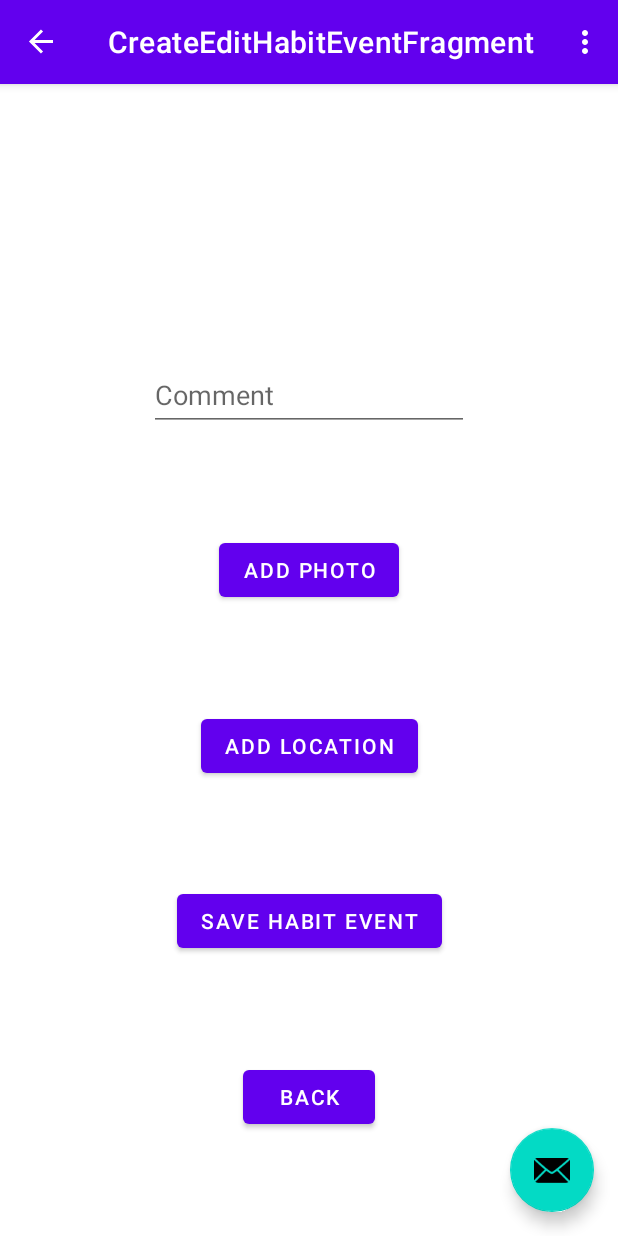
After one commit to CMPUT301F21T44/HelloHabits, an Android app: the CreateEditHabitEventFragment screen opened through its navigation route, on a phone screen of 412 x 824 dp. The commit adds this screen. Run offline under Robolectric (Android 15) with nearby library versions, the phone set to English and light mode, and no system bars; our stand-ins replace Room's generated code, navigation-ui.

Commit message:
Create view and view models for Habit Events

```diff
--- a/app/src/main/java/com/github/cmput301f21t44/hellohabits/db/EmbeddedLocation.java
+++ b/app/src/main/java/com/github/cmput301f21t44/hellohabits/db/EmbeddedLocation.java
@@ -37,6 +37,7 @@
     }
 
     public static EmbeddedLocation from(Location l) {
+        if (l == null) return null;
         return new EmbeddedLocation(l.getLongitude(), l.getLatitude(), l.getAccuracy());
     }
 }
--- /dev/null
+++ b/app/src/main/java/com/github/cmput301f21t44/hellohabits/db/HabitEventEntityRepository.java
@@ -0,0 +1,36 @@
+package com.github.cmput301f21t44.hellohabits.db;
+
+import android.app.Application;
+
+import com.github.cmput301f21t44.hellohabits.model.HabitEventRepository;
+import com.github.cmput301f21t44.hellohabits.model.Location;
+
+import java.time.Instant;
+
+public class HabitEventEntityRepository implements HabitEventRepository<HabitEventEntity> {
+    private final HabitEventDao mHabitEventDao;
+
+    public HabitEventEntityRepository(Application application) {
+        AppDatabase db = AppDatabase.getDatabase(application);
+        mHabitEventDao = db.habitEventDao();
+    }
+
+    @Override
+    public void insert(String habitId, String comment) {
+        HabitEventEntity habitEvent = new HabitEventEntity(habitId, Instant.now(), comment, null,
+                null);
+        AppDatabase.databaseWriteExecutor.execute(() -> mHabitEventDao.insert(habitEvent));
+    }
+
+    @Override
+    public void delete(HabitEventEntity habitEvent) {
+        AppDatabase.databaseWriteExecutor.execute(() -> mHabitEventDao.delete(habitEvent));
+    }
+
+    @Override
+    public HabitEventEntity update(String id, Instant date, String comment, String photoPath, Location location) {
+        HabitEventEntity updatedEvent = new HabitEventEntity(id, date, comment, photoPath, location);
+        AppDatabase.databaseWriteExecutor.execute(() -> mHabitEventDao.update(updatedEvent));
+        return updatedEvent;
+    }
+}
--- /dev/null
+++ b/app/src/main/java/com/github/cmput301f21t44/hellohabits/model/HabitEventRepository.java
@@ -0,0 +1,11 @@
+package com.github.cmput301f21t44.hellohabits.model;
+
+import java.time.Instant;
+
+public interface HabitEventRepository<T extends HabitEvent> {
+    void insert(String habitId, String comment);
+
+    void delete(T habitEvent);
+
+    T update(String id, Instant date, String comment, String photoPath, Location location);
+}
--- /dev/null
+++ b/app/src/main/java/com/github/cmput301f21t44/hellohabits/view/CreateEditHabitEventFragment.java
@@ -0,0 +1,88 @@
+package com.github.cmput301f21t44.hellohabits.view;
+
+import android.os.Bundle;
+import android.view.LayoutInflater;
+import android.view.View;
+import android.view.ViewGroup;
+
+import androidx.annotation.NonNull;
+import androidx.fragment.app.Fragment;
+import androidx.lifecycle.ViewModelProvider;
+import androidx.navigation.NavController;
+import androidx.navigation.fragment.NavHostFragment;
+
+import com.github.cmput301f21t44.hellohabits.R;
+import com.github.cmput301f21t44.hellohabits.databinding.FragmentCreateEditHabitEventBinding;
+import com.github.cmput301f21t44.hellohabits.model.HabitEvent;
+import com.github.cmput301f21t44.hellohabits.viewmodel.HabitEventViewModel;
+import com.github.cmput301f21t44.hellohabits.viewmodel.HabitViewModel;
+
+import java.util.Objects;
+
+public class CreateEditHabitEventFragment extends Fragment {
+    private FragmentCreateEditHabitEventBinding binding;
+    private HabitViewModel mHabitViewModel;
+    private HabitEventViewModel mHabitEventViewModel;
+    private HabitEvent mHabitEvent;
+    private boolean isEdit;
+    private NavController mNavController;
+
+    @Override
+    public View onCreateView(@NonNull LayoutInflater inflater,
+                             ViewGroup container,
+                             Bundle savedInstanceState) {
+        binding = FragmentCreateEditHabitEventBinding.inflate(inflater, container, false);
+        return binding.getRoot();
+
+    }
+
+    public void onViewCreated(@NonNull View view, Bundle savedInstanceState) {
+        super.onViewCreated(view, savedInstanceState);
+        mHabitViewModel = new ViewModelProvider(requireActivity()).get(HabitViewModel.class);
+        mHabitEventViewModel = new ViewModelProvider(requireActivity())
+                .get(HabitEventViewModel.class);
+        mNavController = NavHostFragment.findNavController(this);
+
+        binding.buttonAddHabitEvent.setOnClickListener(v -> {
+            if (isEdit) {
+                HabitEvent updatedHabitEvent = mHabitEventViewModel.update(mHabitEvent.getId(),
+                        mHabitEvent.getDate(), binding.editTextComment.getText().toString(), null,
+                        null);
+                mHabitEventViewModel.select(updatedHabitEvent);
+            } else {
+                mHabitEventViewModel.insert(
+                        Objects.requireNonNull(mHabitViewModel.getSelected().getValue()).getId(),
+                        binding.editTextComment.getText().toString());
+            }
+            mNavController.navigate(R.id.action_createEditHabitEventFragment_to_viewHabitFragment);
+        });
+
+        binding.buttonBack.setOnClickListener(v ->
+                mNavController
+                        .navigate(R.id.action_createEditHabitEventFragment_to_viewHabitFragment));
+    }
+
+    @Override
+    public void onStart() {
+        super.onStart();
+        mHabitEventViewModel.getSelected().observe(getViewLifecycleOwner(), habitEvent -> {
+            if (habitEvent == null) {
+                isEdit = false;
+            } else {
+                isEdit = true;
+                // update UI
+                mHabitEvent = habitEvent;
+                binding.editTextComment.setText(habitEvent.getComment());
+            }
+        });
+    }
+
+
+    @Override
+    public void onDestroyView() {
+        super.onDestroyView();
+        binding = null;
+    }
+
+
+}
--- /dev/null
+++ b/app/src/main/java/com/github/cmput301f21t44/hellohabits/viewmodel/HabitEventViewModel.java
@@ -0,0 +1,45 @@
+package com.github.cmput301f21t44.hellohabits.viewmodel;
+
+import android.app.Application;
+
+import androidx.lifecycle.AndroidViewModel;
+import androidx.lifecycle.LiveData;
+import androidx.lifecycle.MutableLiveData;
+
+import com.github.cmput301f21t44.hellohabits.db.HabitEventEntity;
+import com.github.cmput301f21t44.hellohabits.db.HabitEventEntityRepository;
+import com.github.cmput301f21t44.hellohabits.model.Habit;
+import com.github.cmput301f21t44.hellohabits.model.HabitEvent;
+import com.github.cmput301f21t44.hellohabits.model.Location;
+
+import java.time.Instant;
+
+public class HabitEventViewModel extends AndroidViewModel {
+    private final HabitEventEntityRepository mRepository;
+    private final MutableLiveData<HabitEvent> selected = new MutableLiveData<>();
+
+    public HabitEventViewModel(Application application) {
+        super(application);
+        mRepository = new HabitEventEntityRepository(application);
+    }
+
+    public void insert(String habitId, String comment) {
+        mRepository.insert(habitId, comment);
+    }
+
+    public HabitEvent update(String id, Instant date, String comment, String photoPath, Location location) {
+        return mRepository.update(id, date, comment, photoPath, location);
+    }
+
+    public void delete(HabitEvent habitEvent) {
+        mRepository.delete(HabitEventEntity.from(habitEvent));
+    }
+
+    public void select(HabitEvent habit) {
+        selected.setValue(habit);
+    }
+
+    public LiveData<HabitEvent> getSelected() {
+        return selected;
+    }
+}
--- /dev/null
+++ b/app/src/main/res/layout/fragment_create_edit_habit_event.xml
@@ -0,0 +1,80 @@
+<?xml version="1.0" encoding="utf-8"?>
+<androidx.constraintlayout.widget.ConstraintLayout xmlns:android="http://schemas.android.com/apk/res/android"
+    xmlns:app="http://schemas.android.com/apk/res-auto"
+    xmlns:tools="http://schemas.android.com/tools"
+    android:layout_width="match_parent"
+    android:layout_height="match_parent"
+    tools:context=".view.CreateEditHabitFragment"
+    tools:layout_editor_absoluteX="-4dp"
+    tools:layout_editor_absoluteY="-16dp">
+
+    <Button
+        android:id="@+id/button_add_photo"
+        android:layout_width="wrap_content"
+        android:layout_height="wrap_content"
+        android:text="@string/add_photo"
+        app:layout_constraintBottom_toTopOf="@+id/button_add_location"
+        app:layout_constraintEnd_toEndOf="parent"
+        app:layout_constraintHorizontal_bias="0.5"
+        app:layout_constraintStart_toStartOf="parent"
+        app:layout_constraintTop_toBottomOf="@+id/edit_text_comment" />
+
+    <Button
+        android:id="@+id/button_back"
+        android:layout_width="wrap_content"
+        android:layout_height="wrap_content"
+        android:text="@string/back"
+        app:layout_constraintBottom_toBottomOf="parent"
+        app:layout_constraintEnd_toEndOf="parent"
+        app:layout_constraintHorizontal_bias="0.5"
+        app:layout_constraintStart_toStartOf="parent"
+        app:layout_constraintTop_toBottomOf="@+id/button_add_habit_event" />
+
+    <Button
+        android:id="@+id/button_add_habit_event"
+        android:layout_width="wrap_content"
+        android:layout_height="wrap_content"
+        android:text="@string/add_habit_event"
+        app:layout_constraintBottom_toTopOf="@+id/button_back"
+        app:layout_constraintEnd_toEndOf="parent"
+        app:layout_constraintHorizontal_bias="0.5"
+        app:layout_constraintStart_toStartOf="parent"
+        app:layout_constraintTop_toBottomOf="@+id/button_add_location" />
+
+    <EditText
+        android:id="@+id/edit_text_comment"
+        android:layout_width="wrap_content"
+        android:layout_height="wrap_content"
+        android:ems="10"
+        android:hint="@string/comment"
+        android:minHeight="48dp"
+        app:layout_constraintBottom_toTopOf="@+id/button_add_photo"
+        app:layout_constraintEnd_toEndOf="parent"
+        app:layout_constraintHorizontal_bias="0.5"
+        app:layout_constraintStart_toStartOf="parent"
+        app:layout_constraintTop_toBottomOf="@+id/habit_title" />
+
+    <TextView
+        android:id="@+id/habit_title"
+        android:layout_width="wrap_content"
+        android:layout_height="wrap_content"
+        android:textAppearance="@style/TextAppearance.AppCompat.Display1"
+        app:layout_constraintBottom_toTopOf="@+id/edit_text_comment"
+        app:layout_constraintEnd_toEndOf="parent"
+        app:layout_constraintHorizontal_bias="0.5"
+        app:layout_constraintStart_toStartOf="parent"
+        app:layout_constraintTop_toTopOf="parent"
+        tools:text="Habit Title" />
+
+    <Button
+        android:id="@+id/button_add_location"
+        android:layout_width="wrap_content"
+        android:layout_height="wrap_content"
+        android:text="@string/add_location"
+        app:layout_constraintBottom_toTopOf="@+id/button_add_habit_event"
+        app:layout_constraintEnd_toEndOf="parent"
+        app:layout_constraintHorizontal_bias="0.5"
+        app:layout_constraintStart_toStartOf="parent"
+        app:layout_constraintTop_toBottomOf="@+id/button_add_photo" />
+
+</androidx.constraintlayout.widget.ConstraintLayout>
--- a/app/src/main/res/navigation/nav_graph.xml
+++ b/app/src/main/res/navigation/nav_graph.xml
@@ -42,5 +42,16 @@
         <action
             android:id="@+id/action_viewHabitFragment_to_createEditHabitFragment"
             app:destination="@id/CreateEditHabitFragment" />
+        <action
+            android:id="@+id/action_viewHabitFragment_to_createEditHabitEventFragment"
+            app:destination="@id/createEditHabitEventFragment" />
+    </fragment>
+    <fragment
+        android:id="@+id/createEditHabitEventFragment"
+        android:name="com.github.cmput301f21t44.hellohabits.view.CreateEditHabitEventFragment"
+        android:label="CreateEditHabitEventFragment" >
+        <action
+            android:id="@+id/action_createEditHabitEventFragment_to_viewHabitFragment"
+            app:destination="@id/viewHabitFragment" />
     </fragment>
 </navigation>
```
